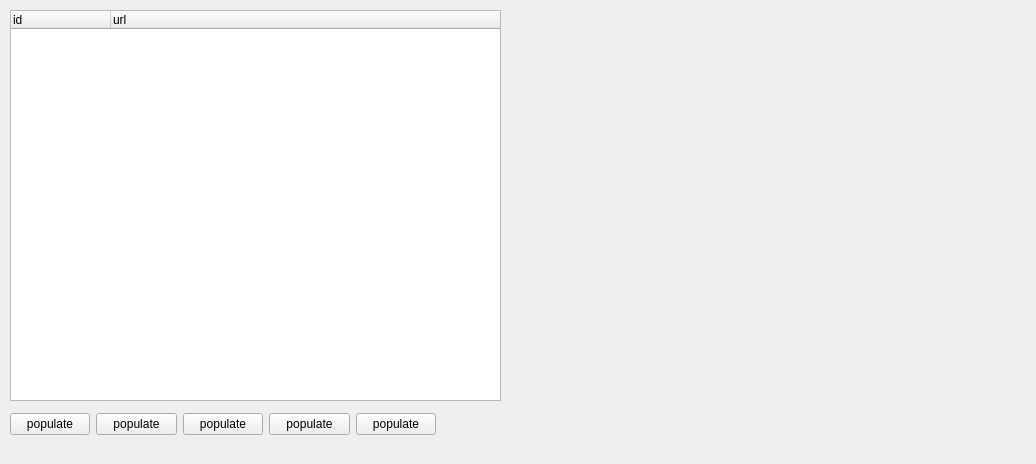
The window that main.ui (kthordarson/findgits) describes before a commit, drawn with Qt 5.
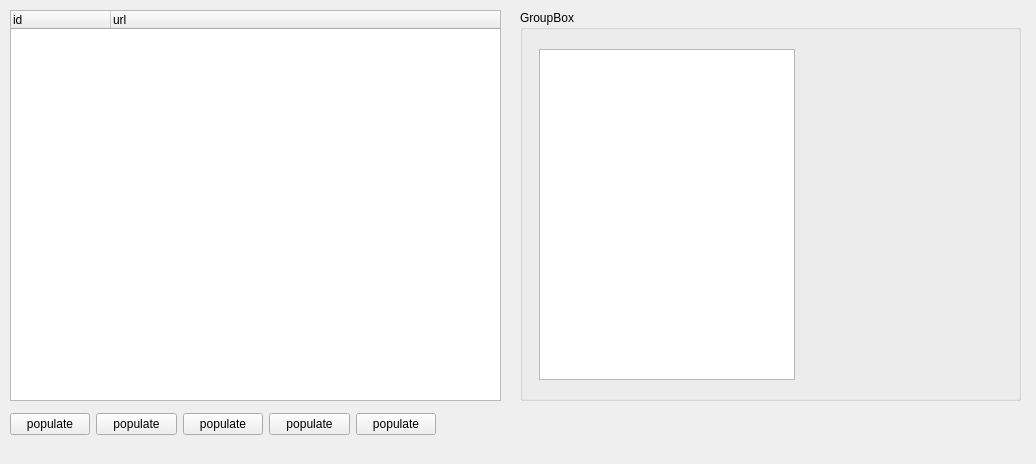
The same window after the commit.

Patch:
```diff
--- a/main.ui
+++ b/main.ui
@@ -36,6 +36,34 @@
     </property>
    </column>
   </widget>
+  <widget class="QGroupBox" name="groupBox">
+   <property name="geometry">
+    <rect>
+     <x>520</x>
+     <y>10</y>
+     <width>501</width>
+     <height>391</height>
+    </rect>
+   </property>
+   <property name="title">
+    <string>GroupBox</string>
+   </property>
+   <widget class="QWidget" name="formLayoutWidget">
+    <property name="geometry">
+     <rect>
+      <x>19</x>
+      <y>39</y>
+      <width>461</width>
+      <height>331</height>
+     </rect>
+    </property>
+    <layout class="QFormLayout" name="formLayout">
+     <item row="0" column="0">
+      <widget class="QListView" name="listView"/>
+     </item>
+    </layout>
+   </widget>
+  </widget>
   <widget class="QWidget" name="">
    <property name="geometry">
     <rect>
```
